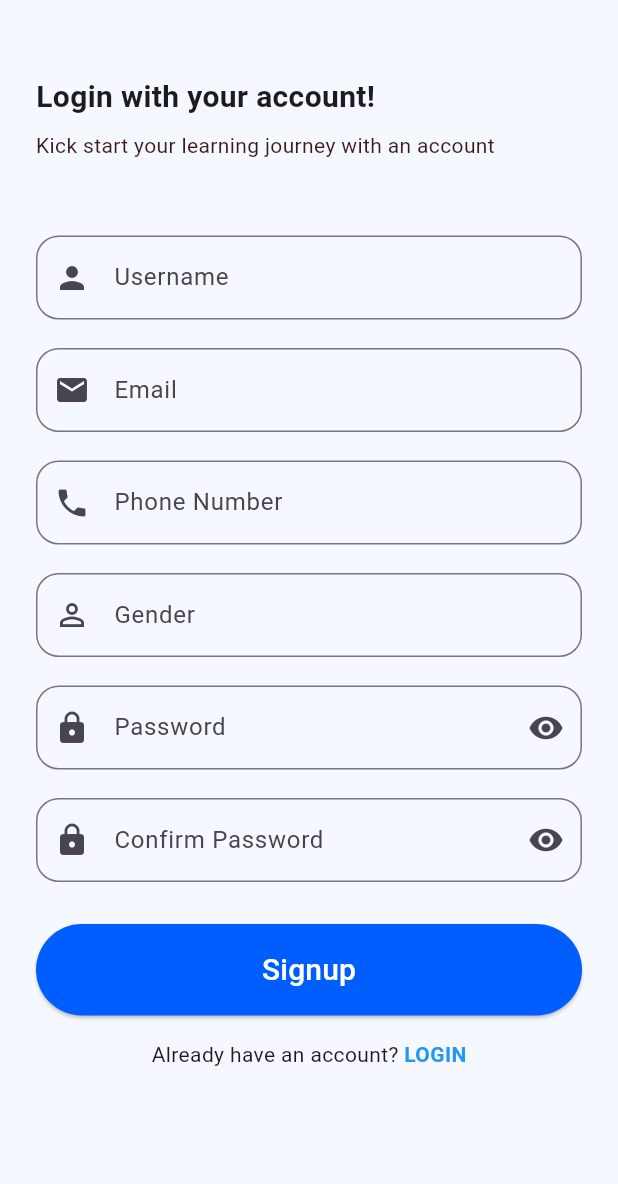
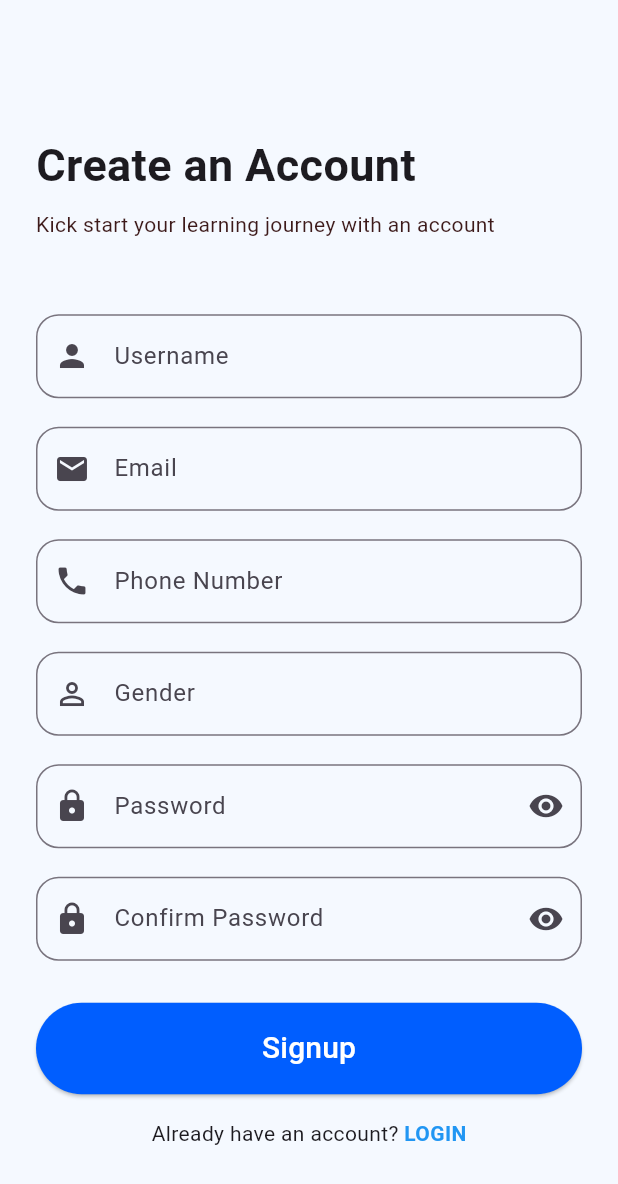
Before and after one commit to sandeshs0/tutorMe, a Flutter app: the SignupView screen opened directly, on a phone screen of 412 x 824 dp. Shown: the top 1184 px of the screen. Run offline on Flutter 3.47's test engine with Material 3 defaults, Android fonts, the light colour scheme and no system bars.

Commit message:
Signup Page flow

```diff
--- a/lib/view/login_view.dart
+++ b/lib/view/login_view.dart
@@ -1,5 +1,6 @@
 import 'package:flutter/material.dart';
 import 'package:tutorme/view/dashboard_view.dart';
+import 'package:tutorme/view/signup_view.dart';
 
 class LoginScreen extends StatelessWidget {
 const LoginScreen({super.key});
@@ -98,6 +99,11 @@ const LoginScreen({super.key});
                 GestureDetector(
                   onTap: () {
                     // Navigate to sign up screen
+                    // Handle login
+                  Navigator.push(
+                        context,
+                        MaterialPageRoute(builder: (context) =>  SignupView()),
+                        );
                   },
                   child: const Text(
                     'SIGN UP',
--- a/lib/view/signup_view.dart
+++ b/lib/view/signup_view.dart
@@ -1,12 +1,14 @@
 import 'package:flutter/material.dart';
+import 'package:tutorme/view/login_view.dart';
 
 class SignupView extends StatelessWidget {
   const SignupView({super.key});
   @override
   Widget build(BuildContext context) {
     return Scaffold(
-      backgroundColor: Color.fromRGBO(245, 249, 255, 1),
-      body: SingleChildScrollView(
+      backgroundColor: const Color(0xFFF5F9FF),
+      body: Center(
+        child: SingleChildScrollView(
           child: Padding(
             padding: const EdgeInsets.symmetric(horizontal: 24.0),
             child: Column(
@@ -15,9 +17,9 @@ class SignupView extends StatelessWidget {
               children: [
                 const SizedBox(height: 50.0),
                 const Text(
-                'Login with your account!',
+                  'Create an Account',
                   style: TextStyle(
-                  fontSize: 20.0,
+                    fontSize: 30.0,
                     fontWeight: FontWeight.bold,
                   ),
                 ),
@@ -112,6 +114,11 @@ class SignupView extends StatelessWidget {
                 ElevatedButton(
                   onPressed: () {
                     // Handle signup
+                      // Handle login
+                  Navigator.push(
+                        context,
+                        MaterialPageRoute(builder: (context) => LoginScreen()),
+                        );
                   },
                   style: ElevatedButton.styleFrom(
                     shape: RoundedRectangleBorder(
@@ -152,6 +159,7 @@ class SignupView extends StatelessWidget {
             ),
           ),
         ),
+      ),
     );
   }
 }
```
Lines whose indentation alone changed are shown as unchanged.
